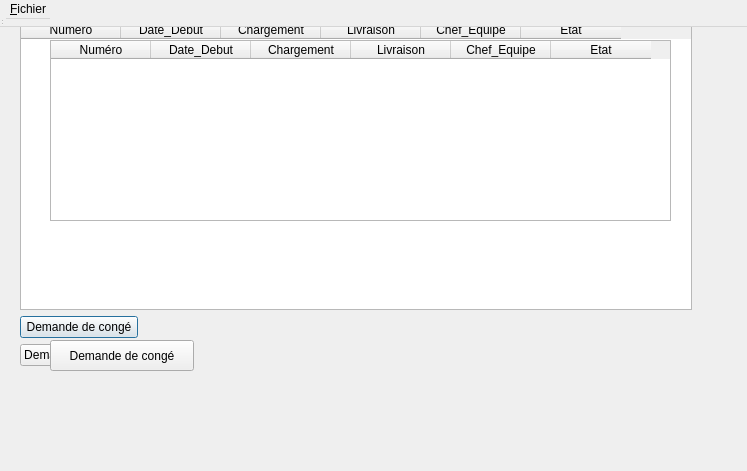
First picture: the form in CODE/dialogsalarie.ui, repository dervieuxC/gestionDemenagementCorrige, before the edit.
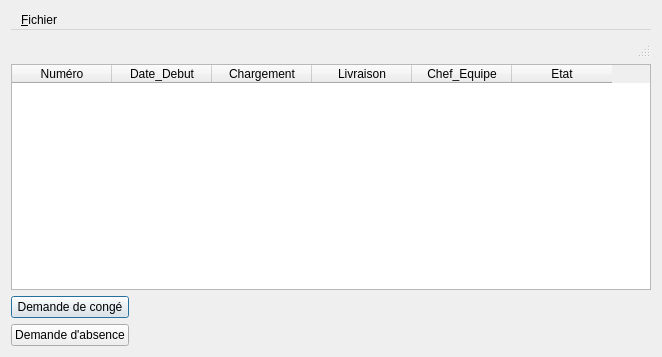
Second picture: the form after the edit.

The edit to the form file:
```diff
--- a/CODE/dialogsalarie.ui
+++ b/CODE/dialogsalarie.ui
@@ -6,53 +6,30 @@
    <rect>
     <x>0</x>
     <y>0</y>
-    <width>747</width>
-    <height>471</height>
+    <width>662</width>
+    <height>357</height>
    </rect>
   </property>
   <property name="windowTitle">
    <string>MainWindow</string>
   </property>
-  <widget class="QWidget" name="centralwidget">
-   <property name="geometry">
-    <rect>
-     <x>0</x>
-     <y>0</y>
-     <width>712</width>
-     <height>383</height>
-    </rect>
-   </property>
-   <layout class="QVBoxLayout" name="verticalLayout_5">
-    <item>
      <layout class="QVBoxLayout" name="verticalLayout_4">
       <item>
-       <spacer name="horizontalSpacer_3">
-        <property name="orientation">
-         <enum>Qt::Horizontal</enum>
-        </property>
-        <property name="sizeHint" stdset="0">
-         <size>
-          <width>688</width>
-          <height>20</height>
-         </size>
-        </property>
-       </spacer>
+    <widget class="QMenuBar" name="menubar">
+     <widget class="QMenu" name="menu_Fichier">
+      <property name="title">
+       <string>&amp;Fichier</string>
+      </property>
+      <addaction name="action_Quitter"/>
+     </widget>
+     <addaction name="menu_Fichier"/>
+    </widget>
+   </item>
+   <item>
+    <widget class="QStatusBar" name="statusbar"/>
       </item>
       <item>
        <layout class="QHBoxLayout" name="horizontalLayout_2">
-        <item>
-         <spacer name="verticalSpacer_2">
-          <property name="orientation">
-           <enum>Qt::Vertical</enum>
-          </property>
-          <property name="sizeHint" stdset="0">
-           <size>
-            <width>20</width>
-            <height>308</height>
-           </size>
-          </property>
-         </spacer>
-        </item>
         <item>
          <layout class="QVBoxLayout" name="verticalLayout_3">
           <item>
@@ -143,118 +120,9 @@
           </item>
          </layout>
         </item>
-        <item>
-         <spacer name="verticalSpacer">
-          <property name="orientation">
-           <enum>Qt::Vertical</enum>
-          </property>
-          <property name="sizeHint" stdset="0">
-           <size>
-            <width>20</width>
-            <height>328</height>
-           </size>
-          </property>
-         </spacer>
-        </item>
-       </layout>
-      </item>
-      <item>
-       <spacer name="horizontalSpacer_4">
-        <property name="orientation">
-         <enum>Qt::Horizontal</enum>
-        </property>
-        <property name="sizeHint" stdset="0">
-         <size>
-          <width>708</width>
-          <height>17</height>
-         </size>
-        </property>
-       </spacer>
-      </item>
-     </layout>
-    </item>
-   </layout>
-   <widget class="QTableWidget" name="tableWidgetSalarie">
-    <property name="geometry">
-     <rect>
-      <x>50</x>
-      <y>40</y>
-      <width>621</width>
-      <height>181</height>
-     </rect>
-    </property>
-    <column>
-     <property name="text">
-      <string>Numéro</string>
-     </property>
-    </column>
-    <column>
-     <property name="text">
-      <string>Date_Debut</string>
-     </property>
-    </column>
-    <column>
-     <property name="text">
-      <string>Chargement</string>
-     </property>
-    </column>
-    <column>
-     <property name="text">
-      <string>Livraison</string>
-     </property>
-    </column>
-    <column>
-     <property name="text">
-      <string>Chef_Equipe</string>
-     </property>
-    </column>
-    <column>
-     <property name="text">
-      <string>Etat</string>
-     </property>
-    </column>
-   </widget>
-   <widget class="QPushButton" name="pushButton">
-    <property name="geometry">
-     <rect>
-      <x>50</x>
-      <y>340</y>
-      <width>144</width>
-      <height>31</height>
-     </rect>
-    </property>
-    <property name="text">
-     <string>Demande de congé</string>
-    </property>
-   </widget>
-  </widget>
-  <widget class="QMenuBar" name="menubar">
-   <property name="geometry">
-    <rect>
-     <x>0</x>
-     <y>0</y>
-     <width>747</width>
-     <height>27</height>
-    </rect>
-   </property>
-   <widget class="QMenu" name="menu_Fichier">
-    <property name="title">
-     <string>&amp;Fichier</string>
-    </property>
-    <addaction name="action_Quitter"/>
-   </widget>
-   <addaction name="menu_Fichier"/>
-  </widget>
-  <widget class="QStatusBar" name="statusbar">
-   <property name="geometry">
-    <rect>
-     <x>0</x>
-     <y>0</y>
-     <width>3</width>
-     <height>26</height>
-    </rect>
-   </property>
-  </widget>
+    </layout>
+   </item>
+  </layout>
   <action name="action_Quitter">
    <property name="text">
     <string>&amp;Quitter</string>
```
Left out of the diff: 2 changed lines with no effect on the pictures. Lines whose indentation alone changed are shown as unchanged.
